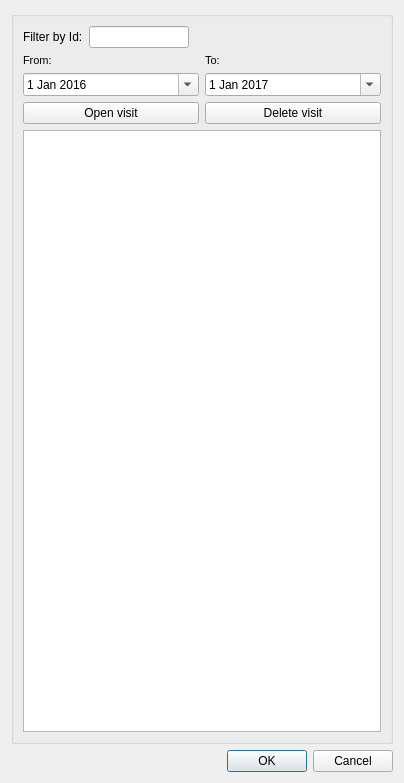
Qt form ui/visit_management.ui (Giswater/giswater_qgis_plugin) before a commit.
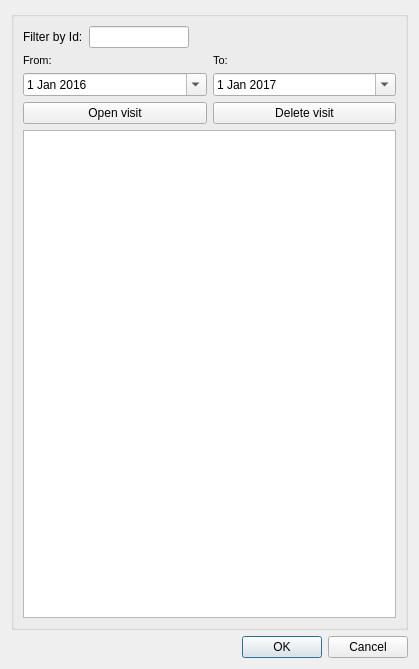
The same form after that commit.

Patch:
```diff
--- a/ui/visit_management.ui
+++ b/ui/visit_management.ui
@@ -6,8 +6,8 @@
    <rect>
     <x>0</x>
     <y>0</y>
-    <width>404</width>
-    <height>783</height>
+    <width>419</width>
+    <height>669</height>
    </rect>
   </property>
   <property name="windowTitle">
```
Left out of the diff: 9 changed lines with no effect on the pictures.
